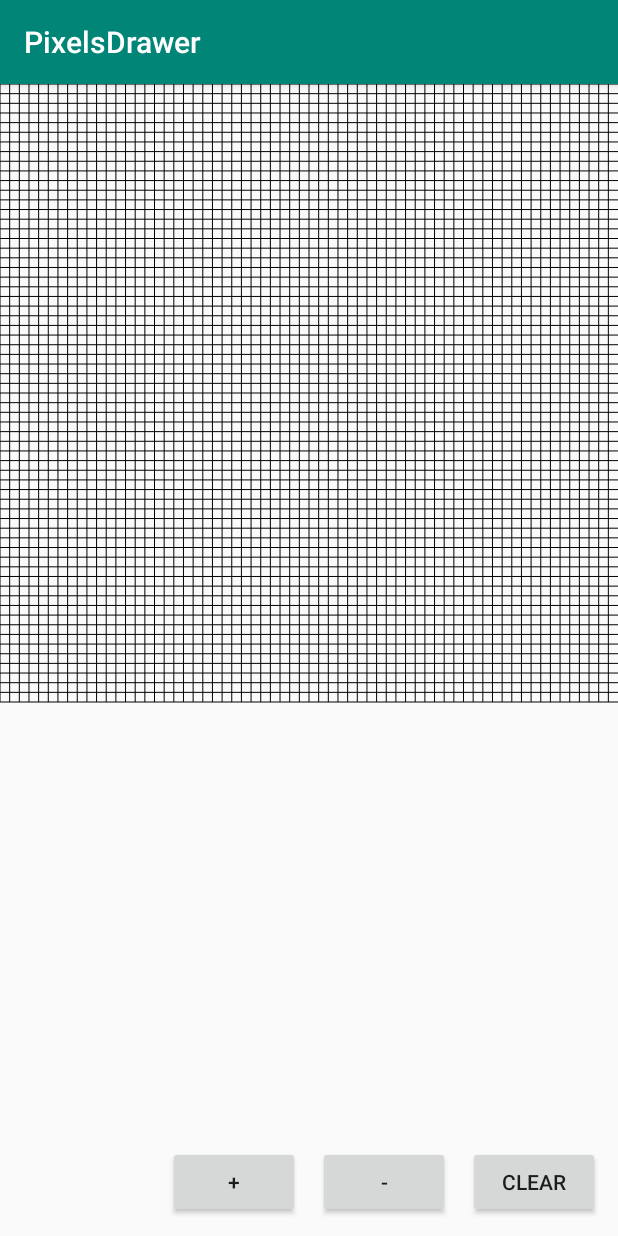
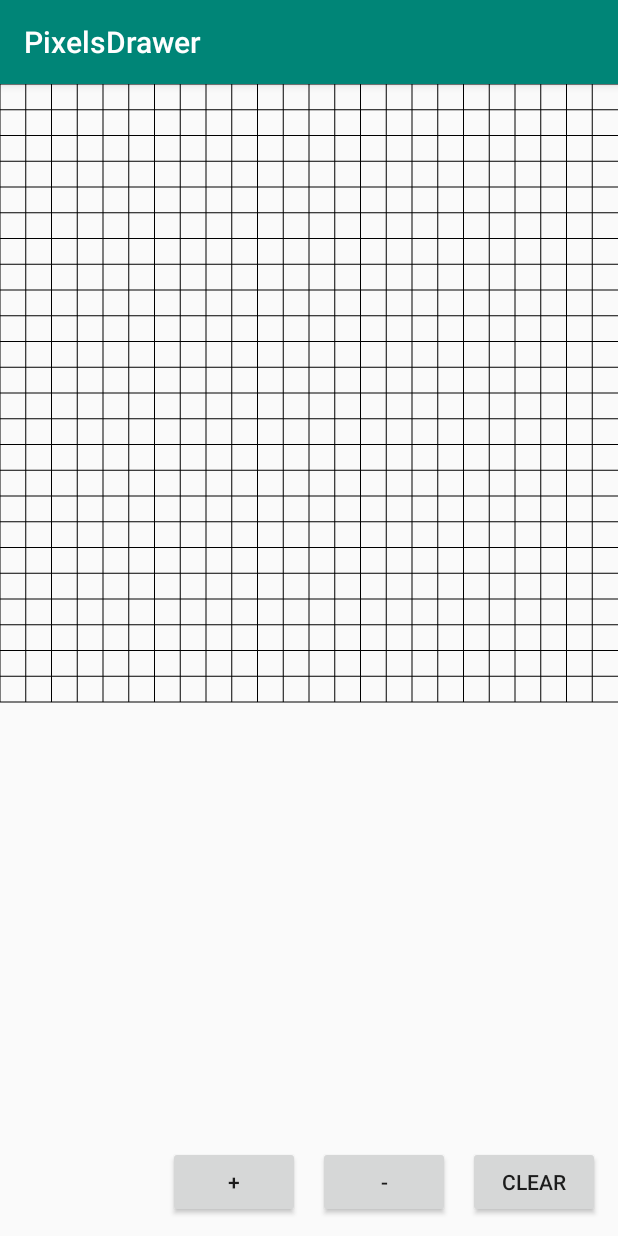
Before and after one commit to EgorSalenko/PixelGridView, an Android app: the screen it shows after launch (MainActivity), on a phone screen of 412 x 824 dp. Run offline under Robolectric (Android 15) with nearby library versions, the phone set to English and light mode, and no system bars.

Commit message:
Fix debug grid size

```diff
--- a/app/src/main/res/layout/activity_main.xml
+++ b/app/src/main/res/layout/activity_main.xml
@@ -10,7 +10,7 @@
         android:id="@+id/pixel_drawer"
         android:layout_width="0dp"
         android:layout_height="0dp"
-        app:grid_size="64"
+        app:grid_size="24"
         app:layout_constraintBottom_toBottomOf="parent"
         app:layout_constraintLeft_toLeftOf="parent"
         app:layout_constraintRight_toRightOf="parent"
```
